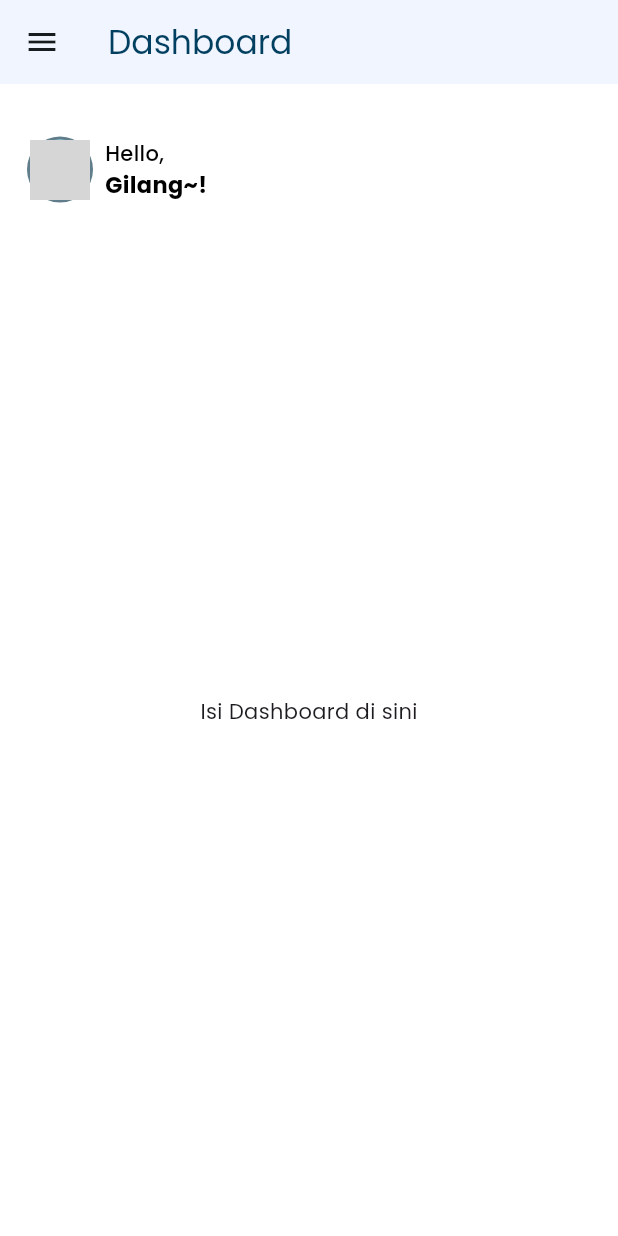
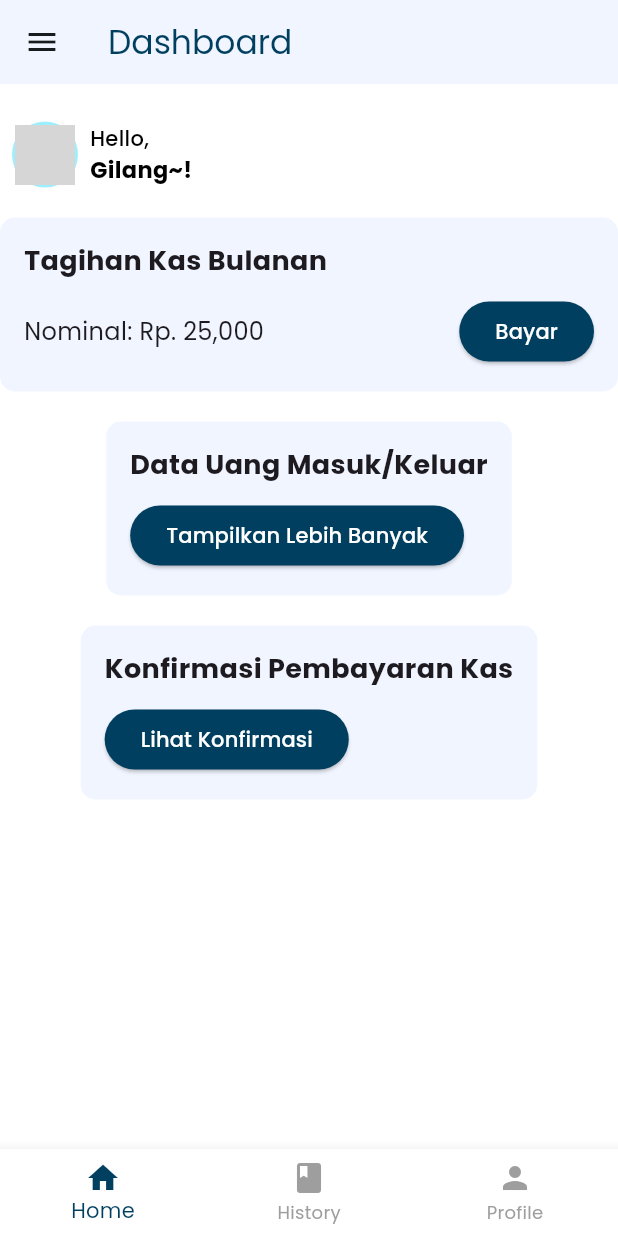
Before and after one commit to gilangraka/mobile_simkas, a Flutter app: the Dashboard screen opened directly, after a tap on the "menu" icon, after a tap on "Home", on a phone screen of 412 x 824 dp. Run offline on Flutter 3.47's test engine with Material 3 defaults, Android fonts, the phone set to English and light mode, and no system bars; our stand-ins replace firebase_auth, firebase_core, google_fonts, lottie; accounts and stored records are empty; grey boxes are pictures that could not be loaded.

Commit message:
Menambah screen

```diff
--- a/lib/screen/dashboard.dart
+++ b/lib/screen/dashboard.dart
@@ -1,15 +1,19 @@
-// ignore_for_file: prefer_const_constructors, prefer_const_literals_to_create_immutables, avoid_unnecessary_containers
+// ignore_for_file: prefer_const_constructors, prefer_const_literals_to_create_immutables
 
 import 'package:flutter/material.dart';
+import 'package:mobile_simkas/screen/konfirmasi_kas.dart';
+import 'package:mobile_simkas/screen/riwayat_kas.dart';
 
 class Dashboard extends StatefulWidget {
-  const Dashboard({super.key});
+  const Dashboard({Key? key}) : super(key: key);
 
   @override
   State<Dashboard> createState() => _DashboardState();
 }
 
 class _DashboardState extends State<Dashboard> {
+  int _currentIndex = 0;
+
   @override
   Widget build(BuildContext context) {
     return Scaffold(
@@ -17,14 +21,14 @@ class _DashboardState extends State<Dashboard> {
       appBar: AppBar(
         title: Text(
           'Dashboard',
-          style: TextStyle(color: Color(0xFF003F5F)), // Text color
+          style: TextStyle(color: Color(0xFF003F5F)),
         ),
-        backgroundColor: Color(0xFFF1F5FF), // Background color with hex code
+        backgroundColor: Color(0xFFF1F5FF),
         leading: Builder(
           builder: (context) => IconButton(
             icon: Icon(Icons.menu),
             onPressed: () {
-              Scaffold.of(context).openDrawer(); // Open the drawer
+              Scaffold.of(context).openDrawer();
             },
           ),
         ),
@@ -34,7 +38,7 @@ class _DashboardState extends State<Dashboard> {
           children: [
             DrawerHeader(
               decoration: BoxDecoration(
-                color: Colors.blue,
+                color: Color(0xFF003F5F),
               ),
               child: Column(
                 crossAxisAlignment: CrossAxisAlignment.start,
@@ -70,21 +74,21 @@ class _DashboardState extends State<Dashboard> {
               leading: Icon(Icons.home),
               title: Text('Home'),
               onTap: () {
-                Navigator.pop(context); // Close the drawer
+                Navigator.pop(context);
               },
             ),
             ListTile(
               leading: Icon(Icons.history),
               title: Text('Riwayat Kas'),
               onTap: () {
-                Navigator.pop(context); // Close the drawer
+                Navigator.pop(context);
               },
             ),
             ListTile(
               leading: Icon(Icons.person),
               title: Text('Profile'),
               onTap: () {
-                Navigator.pop(context); // Close the drawer
+                Navigator.pop(context);
               },
             ),
             Divider(),
@@ -92,15 +96,13 @@ class _DashboardState extends State<Dashboard> {
               leading: Icon(Icons.account_balance),
               title: Text('Konfirmasi Kas'),
               onTap: () {
-                Navigator.pop(context); // Close the drawer
+                Navigator.pop(context);
               },
             ),
           ],
         ),
       ),
-      body: Container(
-        padding: EdgeInsets.all(10),
-        child: Column(
+      body: Column(
         children: [
           Container(
             padding: const EdgeInsets.only(top: 25),
@@ -111,7 +113,6 @@ class _DashboardState extends State<Dashboard> {
                   padding: const EdgeInsets.symmetric(horizontal: 8.0),
                   child: CircleAvatar(
                     radius: 22,
-                      backgroundColor: Colors.blueGrey,
                     child: CircleAvatar(
                       radius: 20,
                       backgroundImage: AssetImage('assets/pp.jpg'),
@@ -141,14 +142,140 @@ class _DashboardState extends State<Dashboard> {
               ],
             ),
           ),
-            Expanded(
-              child: Center(
-                child: Text('Isi Dashboard di sini'),
+          SizedBox(height: 20),
+          buildContainer("Tagihan Kas Bulanan", "Nominal: Rp. 25,000", 'Bayar'),
+          SizedBox(height: 20),
+          buildContainer(
+              "Data Uang Masuk/Keluar", "", 'Tampilkan Lebih Banyak'),
+          SizedBox(height: 20),
+          buildContainer("Konfirmasi Pembayaran Kas", "", 'Lihat Konfirmasi'),
+        ],
+      ),
+      bottomNavigationBar: BottomNavigationBar(
+        currentIndex: _currentIndex,
+        onTap: (index) {
+          setState(() {
+            _currentIndex = index;
+            if (index == 0) {
+              Navigator.push(
+                context,
+                MaterialPageRoute(builder: (context) => Dashboard()),
+              );
+            } else if (index == 1) {
+              Navigator.push(
+                context,
+                MaterialPageRoute(builder: (context) => RiwayatKas()),
+              );
+            } else if (index == 2) {
+              Navigator.push(
+                context,
+                MaterialPageRoute(builder: (context) => KonfirmasiKas()),
+              );
+            }
+          });
+        },
+        backgroundColor: Colors.white,
+        selectedItemColor: Color(0xFF003F5F),
+        unselectedItemColor: Colors.grey,
+        items: [
+          BottomNavigationBarItem(
+            icon: Icon(Icons.home),
+            label: 'Home',
+          ),
+          BottomNavigationBarItem(
+            icon: Icon(Icons.book),
+            label: 'History',
+          ),
+          BottomNavigationBarItem(
+            icon: Icon(Icons.person),
+            label: 'Profile',
+          ),
+        ],
+      ),
+    );
+  }
+
+  Widget buildContainer(String title, String subTitle, String buttonText) {
+    return Container(
+      padding: EdgeInsets.all(16),
+      decoration: BoxDecoration(
+        color: Color(0xFFF1F5FF),
+        borderRadius: BorderRadius.circular(10),
+      ),
+      child: Column(
+        crossAxisAlignment: CrossAxisAlignment.start,
+        children: [
+          Text(
+            title,
+            style: TextStyle(
+              fontWeight: FontWeight.bold,
+              fontSize: 18,
+            ),
+          ),
+          SizedBox(height: 10),
+          subTitle.isNotEmpty
+              ? Row(
+                  mainAxisAlignment: MainAxisAlignment.spaceBetween,
+                  children: [
+                    Text(
+                      subTitle,
+                      style: TextStyle(
+                        fontSize: 16,
+                      ),
+                    ),
+                    ElevatedButton(
+                      onPressed: () {
+                        if (buttonText == 'Bayar') {
+                          Navigator.push(
+                            context,
+                            MaterialPageRoute(
+                                builder: (context) => KonfirmasiKas()),
+                          );
+                        } else {
+                          // Handle other button clicks if needed
+                        }
+                      },
+                      style: ElevatedButton.styleFrom(
+                        primary: Color(0xFF003F5F),
+                      ),
+                      child: Text(
+                        buttonText,
+                        style: TextStyle(
+                          color: Colors.white,
+                        ),
+                      ),
+                    ),
+                  ],
+                )
+              : ElevatedButton(
+                  onPressed: () {
+                    if (buttonText == 'Lihat Konfirmasi') {
+                      Navigator.push(
+                        context,
+                        MaterialPageRoute(
+                            builder: (context) => KonfirmasiKas()),
+                      );
+                    }
+                    if (buttonText == 'Tampilkan Lebih Banyak') {
+                      Navigator.push(
+                        context,
+                        MaterialPageRoute(builder: (context) => RiwayatKas()),
+                      );
+                    }
+                    // You can add more conditions if needed
+                  },
+                  style: ElevatedButton.styleFrom(
+                    primary: Color(0xFF003F5F),
+                  ),
+                  child: Text(
+                    buttonText,
+                    style: TextStyle(
+                      color: Colors.white,
+                    ),
                   ),
                 ),
         ],
       ),
-      ),
     );
   }
 }
--- /dev/null
+++ b/lib/screen/konfirmasi_kas.dart
@@ -0,0 +1,15 @@
+import 'package:flutter/material.dart';
+
+class KonfirmasiKas extends StatefulWidget {
+  const KonfirmasiKas({super.key});
+
+  @override
+  State<KonfirmasiKas> createState() => _KonfirmasiKasState();
+}
+
+class _KonfirmasiKasState extends State<KonfirmasiKas> {
+  @override
+  Widget build(BuildContext context) {
+    return Container();
+  }
+}
--- a/lib/screen/login.dart
+++ b/lib/screen/login.dart
@@ -1,4 +1,4 @@
-// ignore_for_file: prefer_const_constructors, prefer_const_literals_to_create_immutables, unused_import, use_build_context_synchronously, unused_local_variable
+// ignore_for_file: prefer_const_constructors, prefer_const_literals_to_create_immutables, unused_import, use_build_context_synchronously, unused_local_variable, unused_catch_clause
 
 import 'package:firebase_core/firebase_core.dart';
 import 'package:firebase_auth/firebase_auth.dart';
@@ -118,7 +118,8 @@ class _LoginPageState extends State<LoginPage> {
                           actions: [
                             TextButton(
                               style: TextButton.styleFrom(
-                textStyle: Theme.of(context).textTheme.labelLarge,
+                                textStyle:
+                                    Theme.of(context).textTheme.labelLarge,
                               ),
                               child: const Text('OK'),
                               onPressed: () {
--- a/lib/screen/login_success.dart
+++ b/lib/screen/login_success.dart
@@ -1,4 +1,4 @@
-// ignore_for_file: prefer_const_constructors, prefer_const_literals_to_create_immutables, annotate_overrides
+// ignore_for_file: prefer_const_constructors, prefer_const_literals_to_create_immutables, annotate_overrides, unused_import
 
 import 'dart:async';
 
--- /dev/null
+++ b/lib/screen/riwayat_kas.dart
@@ -0,0 +1,15 @@
+import 'package:flutter/material.dart';
+
+class RiwayatKas extends StatefulWidget {
+  const RiwayatKas({super.key});
+
+  @override
+  State<RiwayatKas> createState() => _RiwayatKasState();
+}
+
+class _RiwayatKasState extends State<RiwayatKas> {
+  @override
+  Widget build(BuildContext context) {
+    return Container();
+  }
+}
```
Lines whose indentation alone changed are shown as unchanged.
